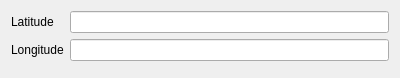
The window that waypointdetails.ui (rolker/camp) describes before a commit, drawn with Qt 5.
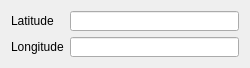
The same window after the commit.

Commit message: Added ability to change number of arc components in turns at line ends in survey patterns. Fixed some crashes with details widgets.

Patch:
```diff
--- a/waypointdetails.ui
+++ b/waypointdetails.ui
@@ -6,21 +6,25 @@
    <rect>
     <x>0</x>
     <y>0</y>
-    <width>400</width>
-    <height>78</height>
+    <width>250</width>
+    <height>68</height>
    </rect>
   </property>
   <property name="sizePolicy">
    <sizepolicy hsizetype="Preferred" vsizetype="Preferred">
-    <horstretch>0</horstretch>
+    <horstretch>1</horstretch>
     <verstretch>0</verstretch>
    </sizepolicy>
   </property>
+  <property name="minimumSize">
+   <size>
+    <width>250</width>
+    <height>68</height>
+   </size>
+  </property>
   <property name="windowTitle">
    <string>Form</string>
   </property>
-  <layout class="QVBoxLayout" name="verticalLayout">
-   <item>
     <layout class="QFormLayout" name="formLayout">
      <item row="0" column="0">
       <widget class="QLabel" name="latLabel">
@@ -41,8 +45,6 @@
      </item>
      <item row="1" column="1">
       <widget class="QLineEdit" name="longitudeLineEdit"/>
-     </item>
-    </layout>
    </item>
   </layout>
  </widget>
```
Lines whose indentation alone changed are shown as unchanged. The commit also changes 6 other files.
